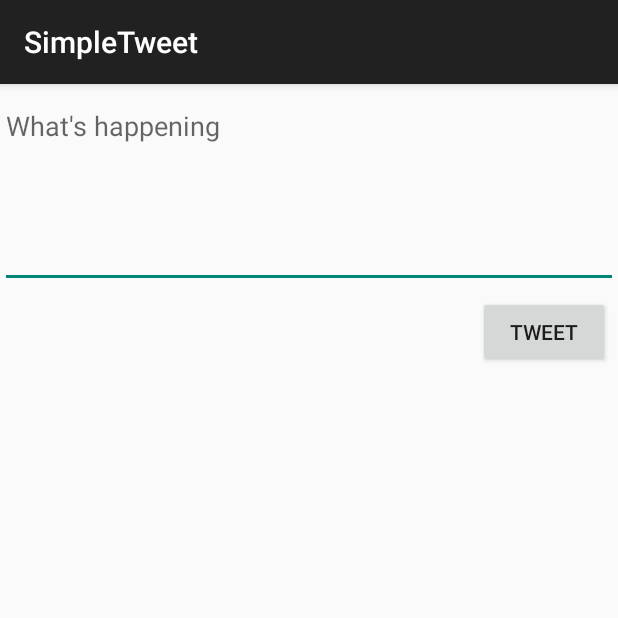
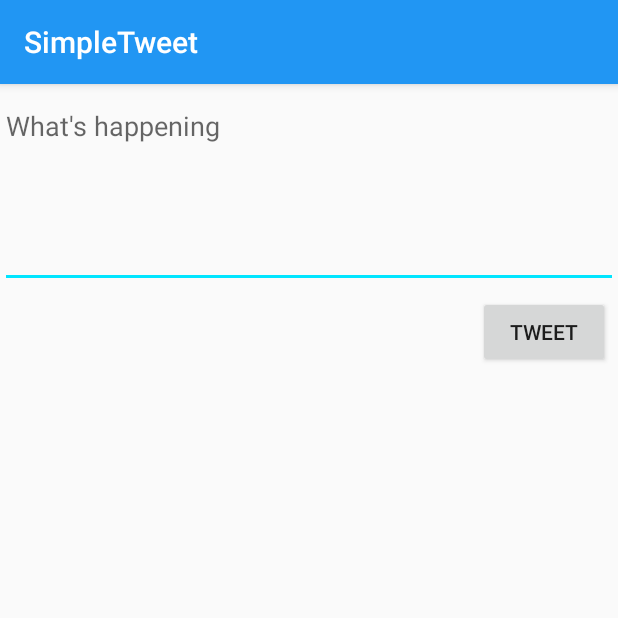
Before and after one commit to unhalobg/Twitter_Client, an Android app: the ComposeActivity screen opened directly, with no data from a screen before it, on a phone screen of 412 x 824 dp, the top half of it. Run offline under Robolectric (Android 15) with nearby library versions, the phone set to English and light mode, and no system bars; our stand-ins replace Room's generated code; libraries missing offline, so code that uses them is left out: com.codepath.asynchttpclient, com.facebook.stetho, org.parceler; 1 statement that could not run was skipped.

```diff
--- a/app/src/main/res/values/styles.xml
+++ b/app/src/main/res/values/styles.xml
@@ -6,6 +6,8 @@
             res/values-vXX/styles.xml, while customizations related to
             backward-compatibility can go here.
         -->
+        <item name="colorPrimary">#2196f3</item>
+        <item name="colorAccent">#00e5ff</item>
     </style>
 
     <!-- Application theme. -->
```
Also changed, not shown: 1 other file.
